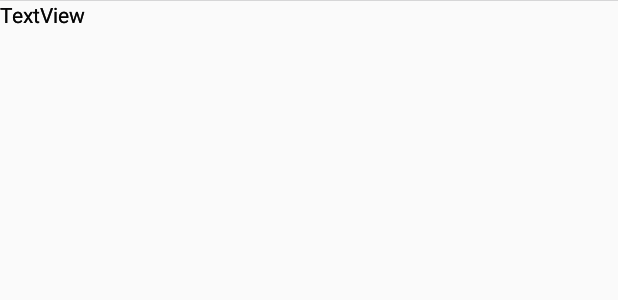
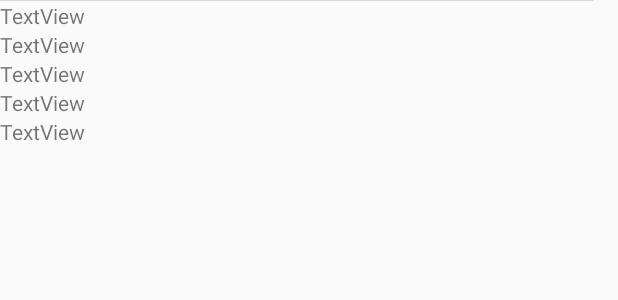
Before and after one commit to luchizina/movilLuna, an Android app: the layout activity_ver_propuesta.xml on its own in the app's theme, with its tools: preview values and no code run, on a phone screen of 412 x 824 dp. Shown: the top 300 px of the screen. Run offline under Robolectric (Android 15) with nearby library versions, the phone set to English and light mode, and no system bars.

Commit message:
Merge branch 'master' of https://github.com/luchizina/movilLuna
# Conflicts:
#	app/src/main/res/layout/activity_registro.xml

```diff
--- a/app/src/main/res/layout/activity_ver_propuesta.xml
+++ b/app/src/main/res/layout/activity_ver_propuesta.xml
@@ -5,6 +5,13 @@
     android:layout_width="match_parent"
     android:layout_height="match_parent"
     tools:context=".ver_propuesta">
+
+    <LinearLayout
+        android:layout_width="395dp"
+        android:layout_height="715dp"
+        android:orientation="vertical"
+        tools:layout_editor_absoluteX="8dp"
+        tools:layout_editor_absoluteY="8dp">
 
         <ImageView
             android:id="@+id/imageView"
@@ -42,5 +49,5 @@
             android:layout_height="wrap_content"
             android:text="TextView" />
 
-
+    </LinearLayout>
 </android.support.constraint.ConstraintLayout>
```
